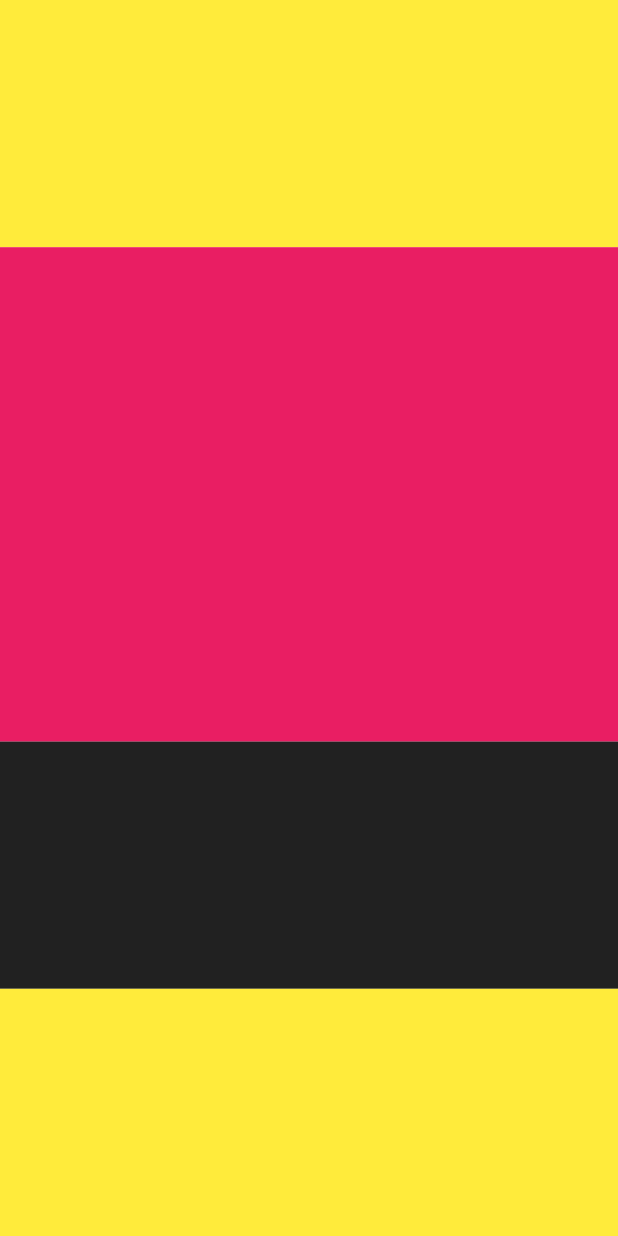
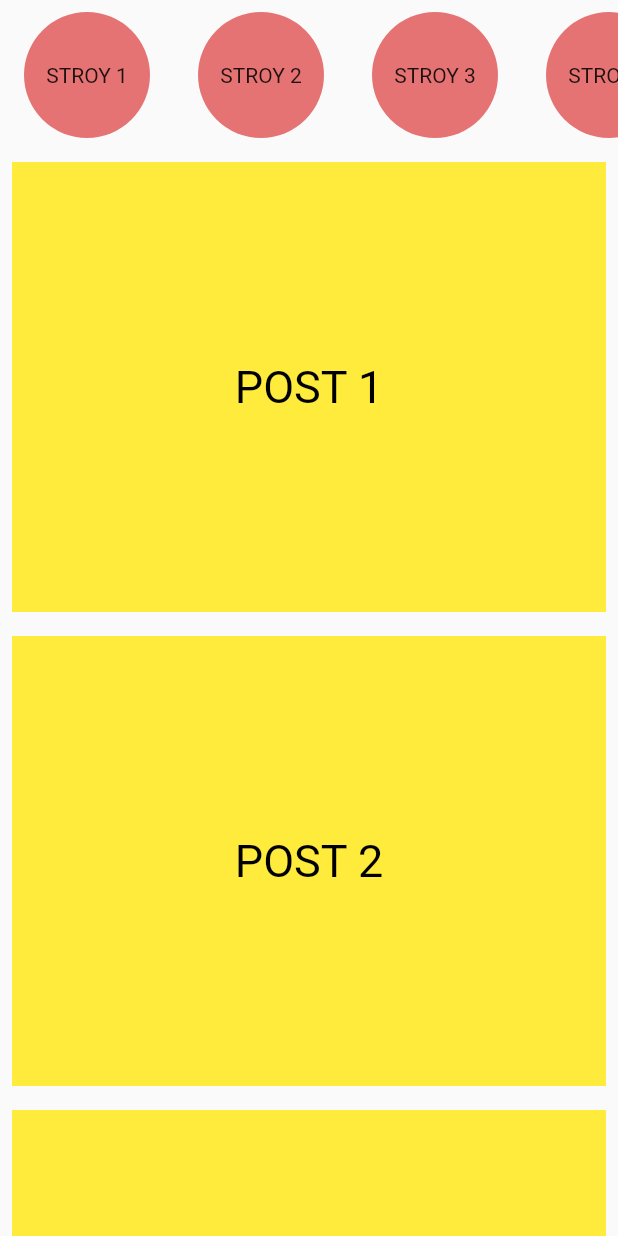
Before and after one commit to mrreiaz/flutter-in-mac, a Flutter app: the screen it shows after launch, on a phone screen of 412 x 824 dp. Run offline on Flutter 3.47's test engine with Material 2 defaults, Android fonts, the light colour scheme and no system bars.

Commit message:
update listview bilder and somthing like instagram

```diff
--- a/lib/main.dart
+++ b/lib/main.dart
@@ -1,39 +1,63 @@
 import 'package:flutter/material.dart';
 
+import 'squear.dart';
+import 'story.dart';
+
 void main() {
-  runApp(const MyApp());
+  runApp(MyApp());
 }
 
 class MyApp extends StatelessWidget {
-  const MyApp({super.key});
+  MyApp({super.key});
+
+  final List _posts = [
+    'post 1',
+    'post 2',
+    'post 3',
+    'post 4',
+    'post 5',
+    'post 6',
+    'post 7',
+  ];
+
+  final List _story = [
+    'Stroy 1',
+    'Stroy 2',
+    'Stroy 3',
+    'Stroy 4',
+    'Stroy 5',
+    'Stroy 6',
+  ];
 
   @override
   Widget build(BuildContext context) {
     return MaterialApp(
+      debugShowCheckedModeBanner: false,
       home: Scaffold(
         body: SafeArea(
           child: Column(
             children: [
+              //instagram story
+              Container(
+                height: 100,
+                child: ListView.builder(
+                    itemCount: _story.length,
+                    scrollDirection: Axis.horizontal,
+                    itemBuilder: (context, index) {
+                      return Story(
+                        childText: _story[index],
+                      );
+                    }),
+              ),
+              //instagram post
               Expanded(
-                flex: 1,
-                child: Container(
-                  color: Colors.yellow,
-                ),
-              ),
-              Expanded(
-                flex: 2,
-                child: Container(
-                  color: Colors.pink,
-                ),
-              ),
-              Expanded(
-                child: Container(
-                  color: Colors.black87,
-                ),
-              ),
-              Expanded(
-                child: Container(
-                  color: Colors.yellow,
+                child: ListView.builder(
+                  itemCount: _posts.length,
+                  itemBuilder: (context, index) {
+                    return SquearBox(
+                      childText: _posts[index],
+                    );
+                  },
                 ),
               ),
             ],
--- /dev/null
+++ b/lib/squear.dart
@@ -0,0 +1,27 @@
+import 'package:flutter/material.dart';
+
+class SquearBox extends StatelessWidget {
+  @override
+  final String childText;
+  SquearBox({required this.childText});
+
+  Widget build(BuildContext context) {
+    return Padding(
+      padding: EdgeInsets.all(8.0),
+      child: Container(
+        height: 300,
+        color: Colors.yellow,
+        child: Center(
+          child: Text(
+            childText.toUpperCase(),
+            textAlign: TextAlign.center,
+            style: TextStyle(
+              fontSize: 30,
+              color: Colors.black,
+            ),
+          ),
+        ),
+      ),
+    );
+  }
+}
--- /dev/null
+++ b/lib/story.dart
@@ -0,0 +1,26 @@
+import 'package:flutter/material.dart';
+
+class Story extends StatelessWidget {
+  final String childText;
+  Story({required this.childText});
+
+  @override
+  Widget build(BuildContext context) {
+    return Padding(
+      padding: EdgeInsets.all(8.0),
+      child: Container(
+        height: 100,
+        width: 100,
+        child: Center(
+          child: Text(
+            childText.toUpperCase(),
+          ),
+        ),
+        decoration: BoxDecoration(
+          shape: BoxShape.circle,
+          color: Colors.red[300],
+        ),
+      ),
+    );
+  }
+}
```
